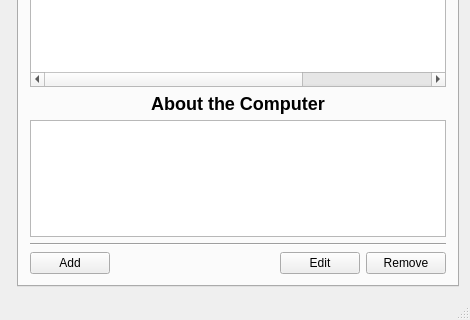
Before: the Qt Designer form code/ui/mainwindow.ui in Danielos15/Skil-1-Verklegt-n-mskei-1, drawn with Qt 5; both pictures show x 0 to 470 and y 225 to 545 of the 470 by 545 pixel window.
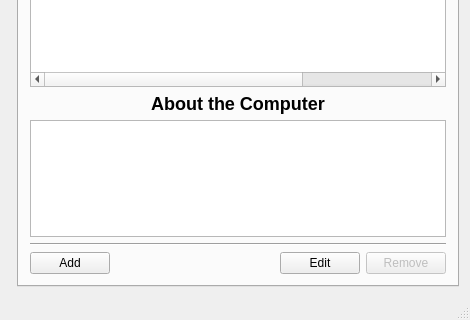
After: the same form once the commit is applied. The open tabs and pages were chosen to show the change.

```diff
--- a/code/ui/mainwindow.ui
+++ b/code/ui/mainwindow.ui
@@ -450,7 +450,10 @@
            </widget>
           </item>
           <item row="0" column="3">
-           <widget class="QPushButton" name="pushButton_3">
+           <widget class="QPushButton" name="button_cpu_remove">
+            <property name="enabled">
+             <bool>false</bool>
+            </property>
             <property name="text">
              <string>Remove</string>
             </property>
```
Left out of the diff: 5 changed lines with no effect on the pictures.
